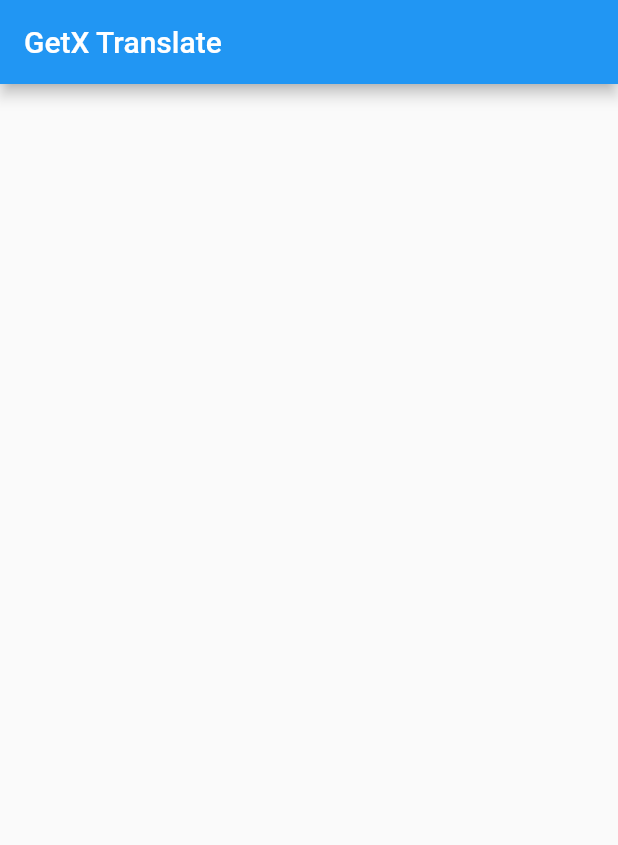
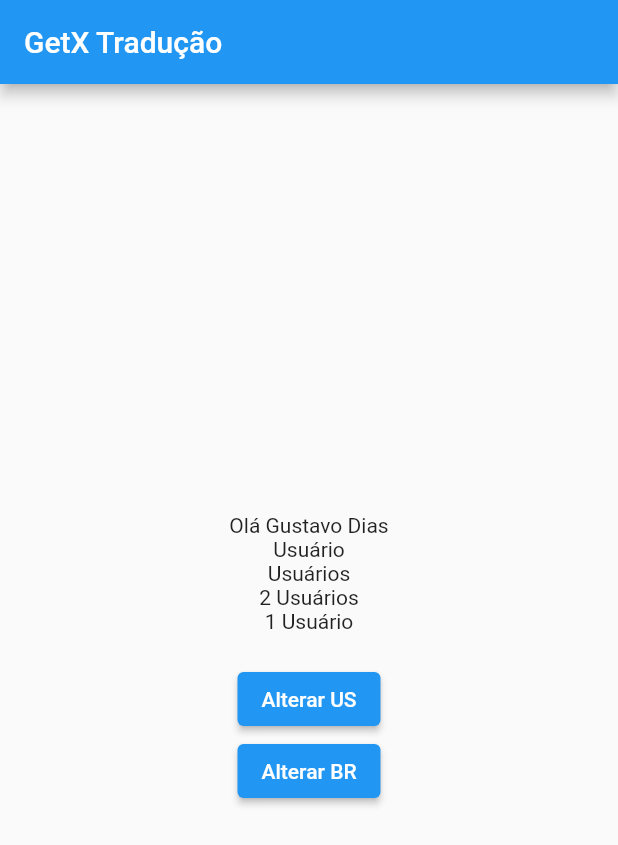
Before and after one commit to 2DevGs/get_translate, a Flutter app: the screen it shows after launch, on a phone screen of 412 x 824 dp. Shown: the top 845 px of the screen. Run offline on Flutter 3.47's test engine with Material 2 defaults, Android fonts, the phone set to English and light mode, and no system bars; our stand-ins replace get.

Commit message:
Basic concepts of internationalization
Sending parameters, plural and changing language online.

```diff
--- a/lib/main.dart
+++ b/lib/main.dart
@@ -14,8 +14,8 @@ class MyApp extends StatelessWidget {
     return GetMaterialApp(
       title: 'Flutter Demo',
       translations: TranslationKeys(),
-      // locale: const Locale('pt', 'BR'),
-      locale: const Locale('en', 'US'),
+      locale: const Locale('pt', 'BR'),
+      // locale: const Locale('en', 'US'),
       fallbackLocale: const Locale('pt', 'BR'),
       theme: ThemeData(
         primarySwatch: Colors.blue,
--- a/lib/pages/core/translation/translation_keys.dart
+++ b/lib/pages/core/translation/translation_keys.dart
@@ -5,9 +5,19 @@ class TranslationKeys extends Translations {
   Map<String, Map<String, String>> get keys => {
         'en_US': {
           'title_app': 'GetX Translate',
+          'welcome': 'Hello @name',
+          'user_list_title_simple': 'User',
+          'user_list_title_simple_plural': 'Users',
+          'user_list_title': '@total User',
+          'user_list_title_plural': '@total Users',
         },
         'pt_BR': {
           'title_app': 'GetX Tradução',
+          'welcome': 'Olá @name',
+          'user_list_title_simple': 'Usuário',
+          'user_list_title_simple_plural': 'Usuários',
+          'user_list_title': '@total Usuário',
+          'user_list_title_plural': '@total Usuários',
         },
       };
 }
--- a/lib/pages/home_page.dart
+++ b/lib/pages/home_page.dart
@@ -10,7 +10,45 @@ class HomePage extends StatelessWidget {
       appBar: AppBar(
         title: Text('title_app'.tr),
       ),
-      body: Container(),
+      body: Center(
+        child: Column(
+          mainAxisAlignment: MainAxisAlignment.center,
+          children: [
+            Text('welcome'.trParams({'name': 'Gustavo Dias'})),
+            Text('user_list_title_simple'.trPlural('user_list_title_simple_plural', 1)),
+            Text('user_list_title_simple'.trPlural('user_list_title_simple_plural', 2)),
+            Text('user_list_title'.trPluralParams(
+              'user_list_title_plural',
+              2,
+              {
+                'total': '2',
+              },
+            )),
+            Text('user_list_title'.trPluralParams(
+              'user_list_title_plural',
+              1,
+              {
+                'total': '1',
+              },
+            )),
+            const SizedBox(
+              height: 20,
+            ),
+            ElevatedButton(
+              onPressed: () {
+                Get.updateLocale(const Locale('en', 'US'));
+              },
+              child: const Text('Alterar US'),
+            ),
+            ElevatedButton(
+              onPressed: () {
+                Get.updateLocale(const Locale('pt', 'BR'));
+              },
+              child: const Text('Alterar BR'),
+            ),
+          ],
+        ),
+      ),
     );
   }
 }
```
